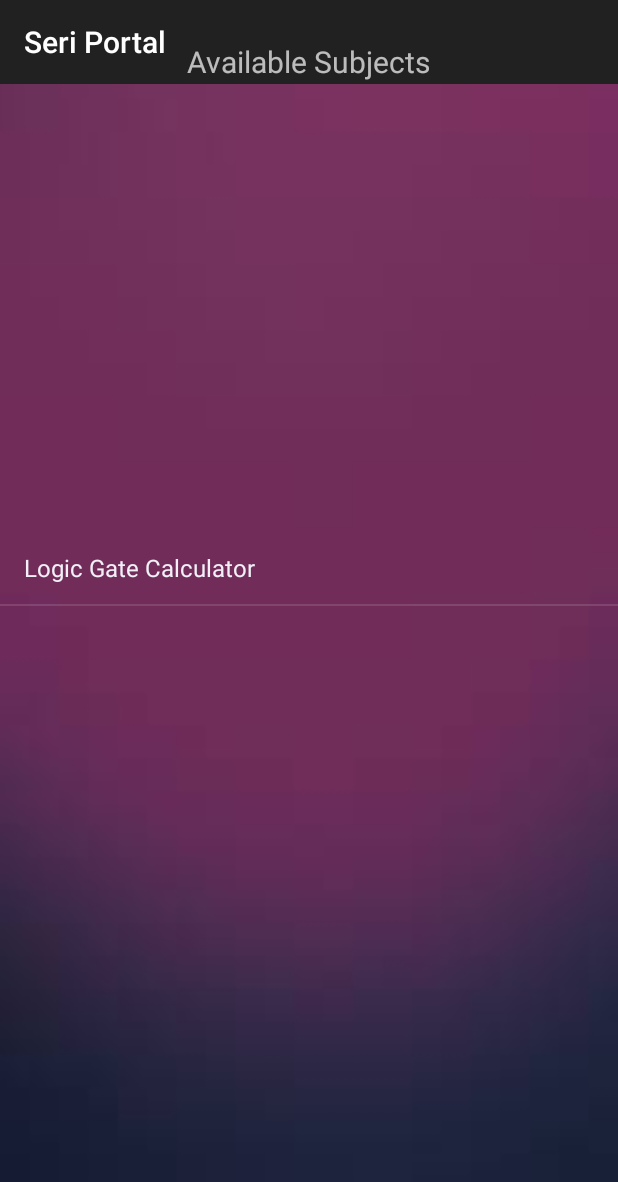
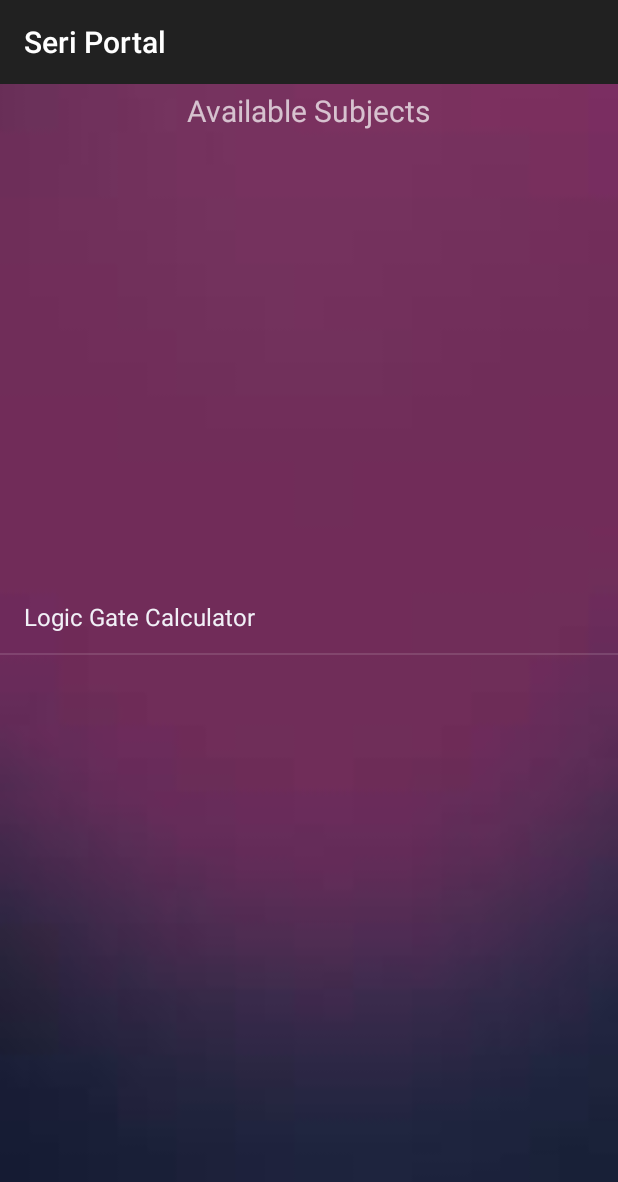
Before and after one commit to razakjalal91/class_portal, an Android app: the fragment DownloadSubjects placed in its activity, on a phone screen of 412 x 824 dp. Shown: the top 1182 px of the screen. Run offline under Robolectric (Android 15) with nearby library versions, the phone set to English and light mode, and no system bars; our stand-ins replace Firebase (no records; nobody signed in at launch, a user with empty details on screens opened directly); 1 statement that could not run was skipped.

Commit message:
Download Subject Interface

```diff
--- a/app/src/main/res/layout/download_subject_layout.xml
+++ b/app/src/main/res/layout/download_subject_layout.xml
@@ -2,16 +2,6 @@
 <RelativeLayout xmlns:android="http://schemas.android.com/apk/res/android"
     android:orientation="vertical" android:layout_width="match_parent"
     android:layout_height="match_parent">
-
-    <TextView
-        android:text="Available Subjects"
-        android:layout_width="wrap_content"
-        android:layout_height="wrap_content"
-        android:layout_alignParentTop="true"
-        android:layout_centerHorizontal="true"
-        android:layout_marginTop="27dp"
-        android:textSize="20dp"
-        android:id="@+id/downloadTitle" />
 
     <ListView
         android:layout_width="match_parent"
@@ -27,4 +17,14 @@
         android:layout_centerHorizontal="true"
         android:id="@+id/logicGate" />
 
+    <TextView
+        android:text="Available Subjects"
+        android:layout_width="wrap_content"
+        android:layout_height="wrap_content"
+        android:layout_marginTop="60dp"
+        android:textSize="20dp"
+        android:id="@+id/downloadTitle"
+        android:layout_alignParentTop="true"
+        android:layout_centerHorizontal="true" />
+
 </RelativeLayout>
```
